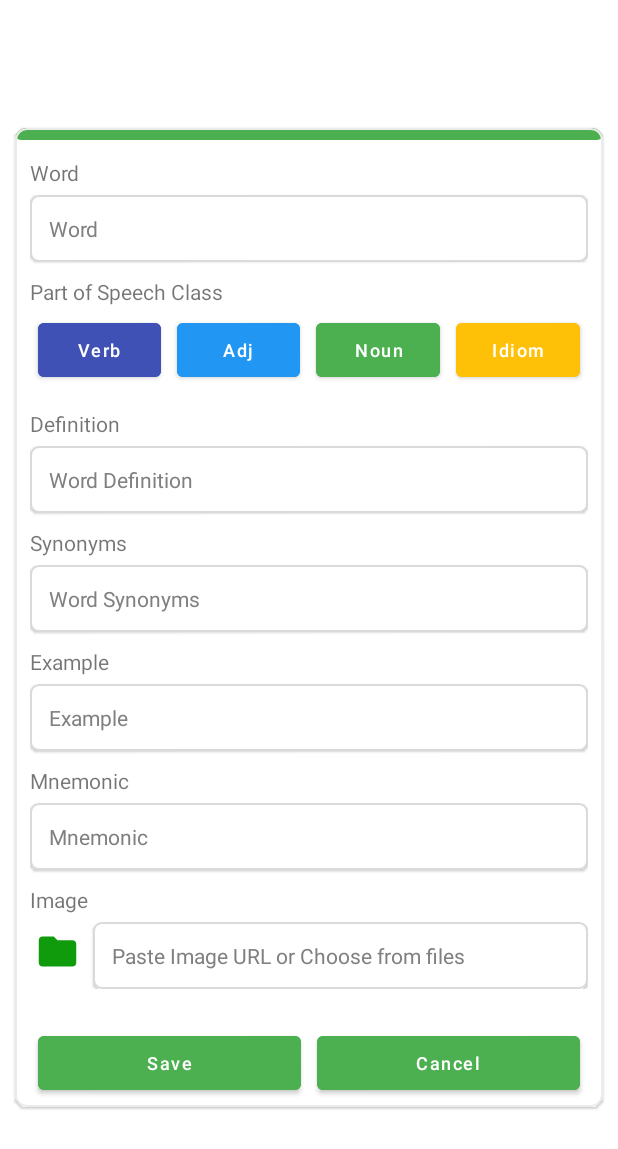
After one commit to akshaychavan7/FlashX, an Android app: the layout create_new_deck_layout.xml on its own in the app's theme, with its tools: preview values and no code run, on a phone screen of 412 x 824 dp. The commit adds this screen. Shown: the top 1149 px of the screen. Run offline under Robolectric (Android 15) with nearby library versions, the phone set to English and light mode, and no system bars.

Commit message:
Layout design for add new card

```diff
--- a/app/src/main/java/com/akshaychavan/flashx/activities/MainActivity.java
+++ b/app/src/main/java/com/akshaychavan/flashx/activities/MainActivity.java
@@ -2,6 +2,7 @@ package com.akshaychavan.flashx.activities;
 
 import androidx.annotation.NonNull;
 import androidx.appcompat.app.ActionBarDrawerToggle;
+import androidx.appcompat.app.AlertDialog;
 import androidx.appcompat.app.AppCompatActivity;
 import androidx.appcompat.widget.Toolbar;
 import androidx.core.view.GravityCompat;
@@ -12,6 +13,7 @@ import android.content.Intent;
 import android.net.Uri;
 import android.os.Bundle;
 import android.util.Log;
+import android.view.LayoutInflater;
 import android.view.MenuItem;
 import android.view.View;
 import android.widget.ImageView;
@@ -59,7 +61,7 @@ public class MainActivity extends AppCompatActivity implements NavigationView.On
     MenuItem mi_decks, mi_practice, mi_progress,mi_resetdecks, mi_exporttoexcel, mi_backup, mi_restore, mi_about;
     SignInButton signInButton;
     GoogleSignInClient mGoogleSignInClient;
-    TextView tvUsername, tvEmail;
+    TextView tvUsername, tvEmail, tvMadeBy;
     ImageView ivProfileIcon;
 
     public static Context mycontext;
@@ -154,6 +156,8 @@ public class MainActivity extends AppCompatActivity implements NavigationView.On
         mi_restore = navigationView.getMenu().getItem(3);
         mi_about = navigationView.getMenu().getItem(4);
 
+        tvMadeBy = navigationView.findViewById(R.id.tv_madeby);
+
         // Bottom navigation tabs
         mi_decks = bottomNavigationView.getMenu().getItem(0);
         mi_practice = bottomNavigationView.getMenu().getItem(1);
@@ -177,12 +181,24 @@ public class MainActivity extends AppCompatActivity implements NavigationView.On
 //            }
 //        });
 
+        tvMadeBy.setOnClickListener(new View.OnClickListener() {
+            @Override
+            public void onClick(View v) {
+                Uri uri = Uri.parse("https://www.linkedin.com/in/akshaychavan7/"); // missing 'http://' will cause crashed
+                Intent intent = new Intent(Intent.ACTION_VIEW, uri);
+                startActivity(intent);
+            }
+        });
+
 
         navigationView.setNavigationItemSelectedListener(new NavigationView.OnNavigationItemSelectedListener() {
             @Override
             public boolean onNavigationItemSelected(@NonNull MenuItem item) {
 
                 switch (item.getItemId()) {
+                    case R.id.nv_add_deck:
+                        openAddNewDeckIntent();
+                        break;
                     case R.id.nv_reset: break;
                     case R.id.nv_export: break;
                     case R.id.nv_backup: break;
@@ -282,5 +298,14 @@ public class MainActivity extends AppCompatActivity implements NavigationView.On
     }
 
 
+    public void openAddNewDeckIntent() {
+        LayoutInflater li = LayoutInflater.from(MainActivity.this);
+        View view = li.inflate(R.layout.create_new_deck_layout, null);
+
+        final AlertDialog.Builder alertDialogBuilder = new AlertDialog.Builder(MainActivity.this, R.style.CustomDialog);
+        alertDialogBuilder.setView(view);
+        alertDialogBuilder.create();
+        alertDialogBuilder.show();
+    }
 
 }
--- /dev/null
+++ b/app/src/main/res/drawable-v24/create_new_deck_top_color.xml
@@ -0,0 +1,9 @@
+<?xml version="1.0" encoding="UTF-8"?>
+<shape
+    android:shape="rectangle"
+    xmlns:android="http://schemas.android.com/apk/res/android">
+    <solid android:color="#4CAF50"/>
+    <corners android:radius="5dp"/>
+    <padding android:left="0dp" android:top="0dp"
+        android:right="0dp" android:bottom="0dp" />
+</shape>
--- /dev/null
+++ b/app/src/main/res/drawable-v24/white_bg_rounded.xml
@@ -0,0 +1,10 @@
+<?xml version="1.0" encoding="utf-8"?>
+<shape xmlns:android="http://schemas.android.com/apk/res/android"
+    android:shape="rectangle">
+    <solid android:color="@color/colorWhite" />
+    <stroke
+        android:width="1dip"
+        android:color="#DADADA" />
+
+    <corners android:radius="5dp"></corners>
+</shape>
--- /dev/null
+++ b/app/src/main/res/drawable-v24/word_class_bg.xml
@@ -0,0 +1,8 @@
+<?xml version="1.0" encoding="UTF-8"?>
+<shape xmlns:android="http://schemas.android.com/apk/res/android">
+    <solid android:color="#FBFBFB"/>
+    <stroke android:width="1dp" android:color="#9F9F9F" />
+    <corners android:radius="5dp"/>
+    <padding android:left="0dp" android:top="0dp"
+        android:right="0dp" android:bottom="0dp" />
+</shape>
--- /dev/null
+++ b/app/src/main/res/drawable/add_icon_24.xml
@@ -0,0 +1,5 @@
+<vector android:height="35dp" android:tint="#787878"
+    android:viewportHeight="24" android:viewportWidth="24"
+    android:width="35dp" xmlns:android="http://schemas.android.com/apk/res/android">
+    <path android:fillColor="@android:color/white" android:pathData="M19,13h-6v6h-2v-6H5v-2h6V5h2v6h6v2z"/>
+</vector>
--- /dev/null
+++ b/app/src/main/res/drawable/attach_image_icon_24.xml
@@ -0,0 +1,5 @@
+<vector android:height="24dp" android:tint="#0F9B0B"
+    android:viewportHeight="24" android:viewportWidth="24"
+    android:width="24dp" xmlns:android="http://schemas.android.com/apk/res/android">
+    <path android:fillColor="@android:color/white" android:pathData="M10,4H4c-1.1,0 -1.99,0.9 -1.99,2L2,18c0,1.1 0.9,2 2,2h16c1.1,0 2,-0.9 2,-2V8c0,-1.1 -0.9,-2 -2,-2h-8l-2,-2z"/>
+</vector>
--- /dev/null
+++ b/app/src/main/res/drawable/tick_icon_5.xml
@@ -0,0 +1,5 @@
+<vector android:height="20dp" android:tint="#0F9B0B"
+    android:viewportHeight="24" android:viewportWidth="24"
+    android:width="20dp" xmlns:android="http://schemas.android.com/apk/res/android">
+    <path android:fillColor="@android:color/white" android:pathData="M9,16.17L4.83,12l-1.42,1.41L9,19 21,7l-1.41,-1.41z"/>
+</vector>
--- a/app/src/main/res/layout/activity_main.xml
+++ b/app/src/main/res/layout/activity_main.xml
@@ -93,6 +93,16 @@
         android:background="@color/background_main"
         app:itemIconTint="@drawable/nav_drawer_tab_color"
         app:itemTextColor="@drawable/nav_drawer_tab_color"
-        />
+        >
+        <TextView
+            android:id="@+id/tv_madeby"
+            android:layout_width="wrap_content"
+            android:layout_height="wrap_content"
+            android:layout_gravity="bottom|center_horizontal"
+            android:layout_marginBottom="10dp"
+            android:textSize="13dp"
+            android:text="Developed with ❤ by Akshay Chavan"/>
+
+    </com.google.android.material.navigation.NavigationView>
 
 </androidx.drawerlayout.widget.DrawerLayout>
--- /dev/null
+++ b/app/src/main/res/layout/create_new_deck_layout.xml
@@ -0,0 +1,345 @@
+<?xml version="1.0" encoding="utf-8"?>
+<FrameLayout xmlns:android="http://schemas.android.com/apk/res/android"
+    xmlns:app="http://schemas.android.com/apk/res-auto"
+    android:layout_width="match_parent"
+    android:layout_height="wrap_content"
+    android:layout_gravity="center"
+    android:gravity="center"
+    android:orientation="horizontal">
+
+
+    <com.google.android.material.card.MaterialCardView
+        android:id="@+id/cv_product_rvcontent"
+        android:layout_width="match_parent"
+        android:layout_height="wrap_content"
+        android:layout_gravity="center"
+        android:layout_margin="10dp"
+        android:background="@drawable/card_border"
+        app:cardBackgroundColor="@color/colorWhite"
+        app:cardCornerRadius="8dp"
+        app:cardElevation="1dp"
+        app:strokeColor="#ECEBEB"
+        app:strokeWidth="1dp">
+
+
+        <View
+            android:layout_width="match_parent"
+            android:layout_height="8dp"
+            android:layout_gravity="top"
+            android:background="@drawable/create_new_deck_top_color" />
+
+
+        <ScrollView
+            android:layout_width="match_parent"
+            android:layout_height="wrap_content"
+            >
+
+
+            <LinearLayout
+                android:layout_width="match_parent"
+                android:layout_height="wrap_content"
+                android:layout_marginLeft="10dp"
+                android:layout_marginTop="20dp"
+                android:layout_marginRight="10dp"
+                android:orientation="vertical">
+
+                <TextView
+                    android:layout_width="match_parent"
+                    android:layout_height="wrap_content"
+                    android:text="Word"
+                    android:textSize="14dp" />
+
+                <LinearLayout
+                    android:layout_width="match_parent"
+                    android:layout_height="wrap_content"
+                    android:layout_marginTop="5dp"
+                    android:background="@drawable/white_bg_rounded"
+                    android:elevation="1dp"
+                    android:orientation="horizontal"
+                    android:padding="7dp"
+                    android:weightSum="2">
+
+                    <EditText
+                        android:id="@+id/et_search_asset"
+                        android:layout_width="0dp"
+                        android:layout_height="wrap_content"
+                        android:layout_weight="1.8"
+                        android:background="@color/colorTransparent"
+                        android:hint="Word"
+                        android:padding="5dp"
+                        android:textColor="@color/colorBlack"
+                        android:textColorHint="@color/colorLightGrey"
+                        android:textSize="14dp" />
+
+                </LinearLayout>
+
+                <TextView
+                    android:layout_width="match_parent"
+                    android:layout_height="wrap_content"
+                    android:layout_marginTop="10dp"
+                    android:text="Part of Speech Class"
+                    android:textSize="14dp" />
+
+                <LinearLayout
+                    android:layout_width="match_parent"
+                    android:layout_height="wrap_content"
+                    android:orientation="horizontal"
+                    android:weightSum="4">
+                    <!--                <TextView-->
+                    <!--                    android:layout_width="0dp"-->
+                    <!--                    android:layout_height="match_parent"-->
+                    <!--                    android:layout_weight="1"-->
+                    <!--                    android:text="Verb"-->
+                    <!--                    android:textAllCaps="false"-->
+                    <!--                    android:gravity="center"-->
+                    <!--                    android:background="@drawable/word_class_bg"-->
+                    <!--                    />-->
+                    <com.google.android.material.button.MaterialButton
+                        android:layout_width="0dp"
+                        android:layout_height="wrap_content"
+                        android:layout_margin="5dp"
+                        android:layout_weight="1"
+                        android:backgroundTint="#3F51B5"
+                        android:text="Verb"
+                        android:textAllCaps="false"
+                        android:textSize="12dp" />
+
+                    <com.google.android.material.button.MaterialButton
+                        android:layout_width="0dp"
+                        android:layout_height="wrap_content"
+                        android:layout_margin="5dp"
+                        android:layout_weight="1"
+                        android:backgroundTint="#2196F3"
+                        android:text="Adj"
+                        android:textAllCaps="false"
+                        android:textSize="12dp" />
+
+                    <com.google.android.material.button.MaterialButton
+                        android:layout_width="0dp"
+                        android:layout_height="wrap_content"
+                        android:layout_margin="5dp"
+                        android:layout_weight="1"
+                        android:backgroundTint="#4CAF50"
+                        android:text="Noun"
+                        android:textAllCaps="false"
+                        android:textSize="12dp" />
+
+                    <com.google.android.material.button.MaterialButton
+                        android:layout_width="0dp"
+                        android:layout_height="wrap_content"
+                        android:layout_margin="5dp"
+                        android:layout_weight="1"
+                        android:backgroundTint="#FFC107"
+                        android:text="Idiom"
+                        android:textAllCaps="false"
+                        android:textSize="12dp" />
+                </LinearLayout>
+
+                <TextView
+                    android:layout_width="match_parent"
+                    android:layout_height="wrap_content"
+                    android:layout_marginTop="10dp"
+                    android:text="Definition"
+                    android:textSize="14dp" />
+
+                <LinearLayout
+                    android:layout_width="match_parent"
+                    android:layout_height="wrap_content"
+                    android:layout_marginTop="5dp"
+                    android:background="@drawable/white_bg_rounded"
+                    android:elevation="1dp"
+                    android:orientation="horizontal"
+                    android:padding="7dp"
+                    android:weightSum="2">
+
+                    <EditText
+                        android:layout_width="0dp"
+                        android:layout_height="wrap_content"
+                        android:layout_weight="1.8"
+                        android:background="@color/colorTransparent"
+                        android:hint="Word Definition"
+                        android:padding="5dp"
+                        android:textColor="@color/colorBlack"
+                        android:textColorHint="@color/colorLightGrey"
+                        android:textSize="14dp" />
+
+                </LinearLayout>
+
+                <TextView
+                    android:layout_width="match_parent"
+                    android:layout_height="wrap_content"
+                    android:layout_marginTop="10dp"
+                    android:text="Synonyms"
+                    android:textSize="14dp" />
+
+                <LinearLayout
+                    android:layout_width="match_parent"
+                    android:layout_height="wrap_content"
+                    android:layout_marginTop="5dp"
+                    android:background="@drawable/white_bg_rounded"
+                    android:elevation="1dp"
+                    android:orientation="horizontal"
+                    android:padding="7dp"
+                    android:weightSum="2">
+
+                    <EditText
+                        android:layout_width="0dp"
+                        android:layout_height="wrap_content"
+                        android:layout_weight="1.8"
+                        android:background="@color/colorTransparent"
+                        android:hint="Word Synonyms"
+                        android:padding="5dp"
+                        android:textColor="@color/colorBlack"
+                        android:textColorHint="@color/colorLightGrey"
+                        android:textSize="14dp" />
+
+                </LinearLayout>
+
+
+                <TextView
+                    android:layout_width="match_parent"
+                    android:layout_height="wrap_content"
+                    android:layout_marginTop="10dp"
+                    android:text="Example"
+                    android:textSize="14dp" />
+
+                <LinearLayout
+                    android:layout_width="match_parent"
+                    android:layout_height="wrap_content"
+                    android:layout_marginTop="5dp"
+                    android:background="@drawable/white_bg_rounded"
+                    android:elevation="1dp"
+                    android:orientation="horizontal"
+                    android:padding="7dp"
+                    android:weightSum="2">
+
+                    <EditText
+                        android:layout_width="0dp"
+                        android:layout_height="wrap_content"
+                        android:layout_weight="1.8"
+                        android:background="@color/colorTransparent"
+                        android:hint="Example"
+                        android:inputType="textMultiLine"
+                        android:padding="5dp"
+                        android:textColor="@color/colorBlack"
+                        android:textColorHint="@color/colorLightGrey"
+                        android:textSize="14dp" />
+
+                </LinearLayout>
+
+                <TextView
+                    android:layout_width="match_parent"
+                    android:layout_height="wrap_content"
+                    android:layout_marginTop="10dp"
+                    android:text="Mnemonic"
+                    android:textSize="14dp" />
+
+                <LinearLayout
+                    android:layout_width="match_parent"
+                    android:layout_height="wrap_content"
+                    android:layout_marginTop="5dp"
+                    android:background="@drawable/white_bg_rounded"
+                    android:elevation="1dp"
+                    android:orientation="horizontal"
+                    android:padding="7dp"
+                    android:weightSum="2">
+
+                    <EditText
+                        android:layout_width="0dp"
+                        android:layout_height="wrap_content"
+                        android:layout_weight="1.8"
+                        android:background="@color/colorTransparent"
+                        android:hint="Mnemonic"
+                        android:inputType="textMultiLine"
+                        android:padding="5dp"
+                        android:textColor="@color/colorBlack"
+                        android:textColorHint="@color/colorLightGrey"
+                        android:textSize="14dp" />
+
+                </LinearLayout>
+
+
+                <TextView
+                    android:layout_width="match_parent"
+                    android:layout_height="wrap_content"
+                    android:layout_marginTop="10dp"
+                    android:text="Image"
+                    android:textSize="14dp" />
+
+                <LinearLayout
+                    android:layout_width="match_parent"
+                    android:layout_height="wrap_content"
+                    android:layout_weight="1"
+                    android:orientation="horizontal">
+
+                    <ImageView
+                        android:layout_width="0dp"
+                        android:layout_height="30dp"
+                        android:layout_gravity="center"
+                        android:layout_weight="0.1"
+                        android:clickable="true"
+                        android:foreground="?attr/selectableItemBackgroundBorderless"
+                        android:src="@drawable/attach_image_icon_24" />
+
+                    <LinearLayout
+                        android:layout_width="0dp"
+                        android:layout_height="wrap_content"
+                        android:layout_marginLeft="5dp"
+                        android:layout_marginTop="5dp"
+                        android:layout_weight="0.9"
+                        android:background="@drawable/white_bg_rounded"
+                        android:elevation="1dp"
+                        android:orientation="horizontal"
+                        android:padding="7dp"
+                        android:weightSum="2">
+
+                        <EditText
+                            android:layout_width="0dp"
+                            android:layout_height="wrap_content"
+                            android:layout_weight="1.8"
+                            android:background="@color/colorTransparent"
+                            android:hint="Paste Image URL or Choose from files"
+                            android:inputType="textMultiLine"
+                            android:padding="5dp"
+                            android:textColor="@color/colorBlack"
+                            android:textColorHint="@color/colorLightGrey"
+                            android:textSize="14dp" />
+
+                    </LinearLayout>
+                </LinearLayout>
+
+
+                <LinearLayout
+                    android:layout_width="match_parent"
+                    android:layout_height="wrap_content"
+                    android:layout_marginTop="20dp"
+                    android:layout_weight="2"
+                    android:orientation="horizontal">
+
+                    <com.google.android.material.button.MaterialButton
+                        android:layout_width="0dp"
+                        android:layout_height="wrap_content"
+                        android:layout_margin="5dp"
+                        android:layout_weight="1"
+                        android:backgroundTint="#4CAF50"
+                        android:text="Save"
+                        android:textAllCaps="false"
+                        android:textSize="12dp" />
+
+                    <com.google.android.material.button.MaterialButton
+                        android:layout_width="0dp"
+                        android:layout_height="wrap_content"
+                        android:layout_margin="5dp"
+                        android:layout_weight="1"
+                        android:backgroundTint="#4CAF50"
+                        android:text="Cancel"
+                        android:textAllCaps="false"
+                        android:textSize="12dp" />
+                </LinearLayout>
+
+            </LinearLayout>
+
+        </ScrollView>
+
+    </com.google.android.material.card.MaterialCardView>
+</FrameLayout>
--- a/app/src/main/res/layout/fragment_decks.xml
+++ b/app/src/main/res/layout/fragment_decks.xml
@@ -3,10 +3,10 @@
     xmlns:tools="http://schemas.android.com/tools"
     android:layout_width="match_parent"
     android:layout_height="match_parent"
+    xmlns:app="http://schemas.android.com/apk/res-auto"
     tools:context=".fragments.DecksFragment"
-    >
+    android:orientation="vertical">
 
-    <!-- TODO: Update blank fragment layout -->
 
     <androidx.recyclerview.widget.RecyclerView
         android:id="@+id/rv_decks"
--- a/app/src/main/res/menu/drawer_menu.xml
+++ b/app/src/main/res/menu/drawer_menu.xml
@@ -2,6 +2,12 @@
 <menu xmlns:android="http://schemas.android.com/apk/res/android">
 
     <group android:checkableBehavior="single">
+
+        <item android:id="@+id/nv_add_deck"
+            android:icon="@drawable/add_icon_24"
+            android:title="Create new Deck"
+            />
+
         <item android:id="@+id/nv_reset"
             android:icon="@drawable/reset_icon_24"
             android:title="Reset all Decks"
--- a/app/src/main/res/values/colors.xml
+++ b/app/src/main/res/values/colors.xml
@@ -2,11 +2,12 @@
 <resources>
     <color name="colorPrimary">#61d800</color>
     <color name="colorPrimaryDark">#008b00</color>
-    <color name="colorAccent">#03DAC5</color>
+    <color name="colorAccent">#8BC34A</color>
 
 
     <color name="background_main">#F3F3F4</color>
     <color name="colorWhite">#FFF</color>
     <color name="colorBlack">#000</color>
     <color name="colorLightGrey">#808080</color>
+    <color name="colorTransparent">#00000000</color>
 </resources>
--- a/app/src/main/res/values/styles.xml
+++ b/app/src/main/res/values/styles.xml
@@ -22,4 +22,8 @@
         <item name="android:textSize">11sp</item>
     </style>
 
+    <style name="CustomDialog" parent="android:Theme.Dialog">
+        <item name="android:windowIsTranslucent">true</item>
+        <item name="android:windowBackground">@android:color/transparent</item>
+    </style>
 </resources>
```
